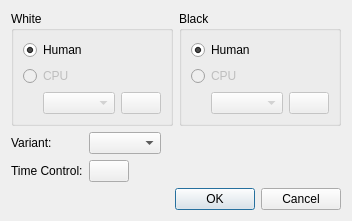
Above: projects/gui/ui/newgamedlg.ui from cutechess/cutechess before the change. Below: the same form after it.
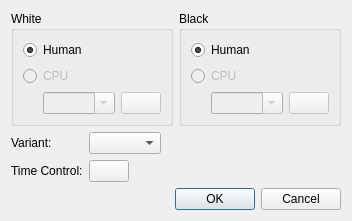
That is the form after the change. Icons and pictures are not drawn.

Commit message:
Make engine selection combo boxes in NewGameDialog editable
Now it's easier to find an engine from a long list.

Diff of the .ui file:
```diff
--- a/projects/gui/ui/newgamedlg.ui
+++ b/projects/gui/ui/newgamedlg.ui
@@ -74,6 +74,9 @@
               <verstretch>0</verstretch>
              </sizepolicy>
             </property>
+            <property name="editable">
+             <bool>true</bool>
+            </property>
            </widget>
           </item>
           <item>
@@ -159,6 +162,9 @@
               <verstretch>0</verstretch>
              </sizepolicy>
             </property>
+            <property name="editable">
+             <bool>true</bool>
+            </property>
            </widget>
           </item>
           <item>
```
The commit also changes 1 other file.
